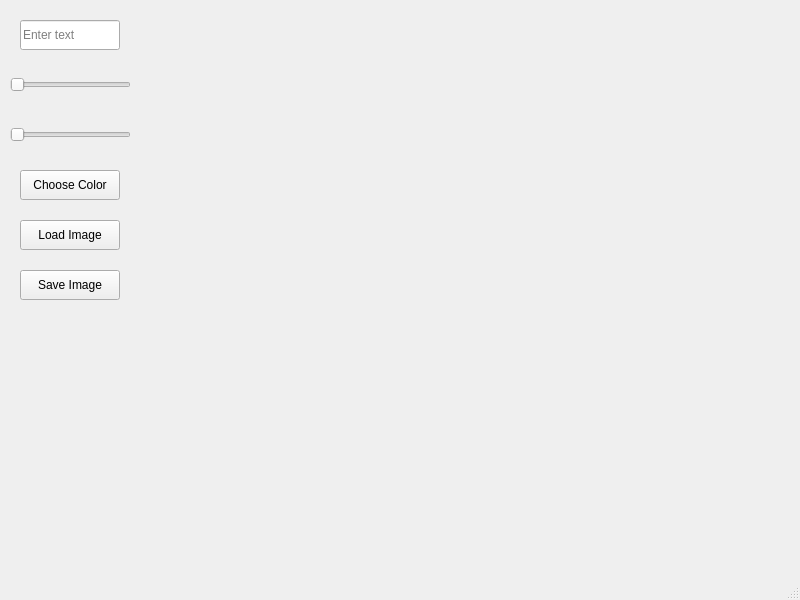
Before: the Qt Designer form qt/mainwindow.ui in Edi013/ComputerVision, drawn with Qt 5.
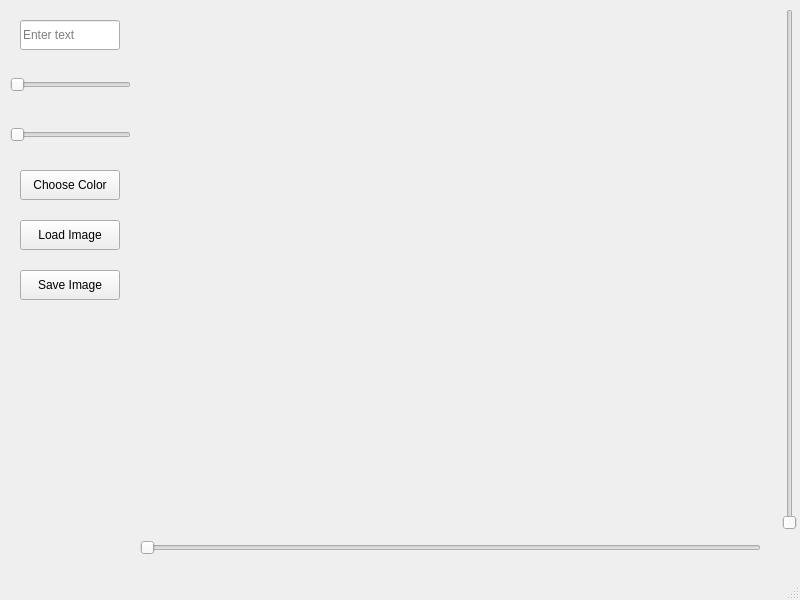
After: the same form once the commit is applied.

What changed in the file:
```diff
--- a/qt/mainwindow.ui
+++ b/qt/mainwindow.ui
@@ -19,8 +19,8 @@
      <rect>
       <x>150</x>
       <y>10</y>
-      <width>600</width>
-      <height>500</height>
+      <width>601</width>
+      <height>511</height>
      </rect>
     </property>
     <property name="text">
@@ -131,6 +131,32 @@
      <string/>
     </property>
    </widget>
+   <widget class="QSlider" name="textXSlider">
+    <property name="geometry">
+     <rect>
+      <x>140</x>
+      <y>540</y>
+      <width>621</width>
+      <height>16</height>
+     </rect>
+    </property>
+    <property name="orientation">
+     <enum>Qt::Orientation::Horizontal</enum>
+    </property>
+   </widget>
+   <widget class="QSlider" name="textYSlider">
+    <property name="geometry">
+     <rect>
+      <x>780</x>
+      <y>9</y>
+      <width>20</width>
+      <height>521</height>
+     </rect>
+    </property>
+    <property name="orientation">
+     <enum>Qt::Orientation::Vertical</enum>
+    </property>
+   </widget>
   </widget>
   <widget class="QMenuBar" name="menubar">
    <property name="geometry">
```
